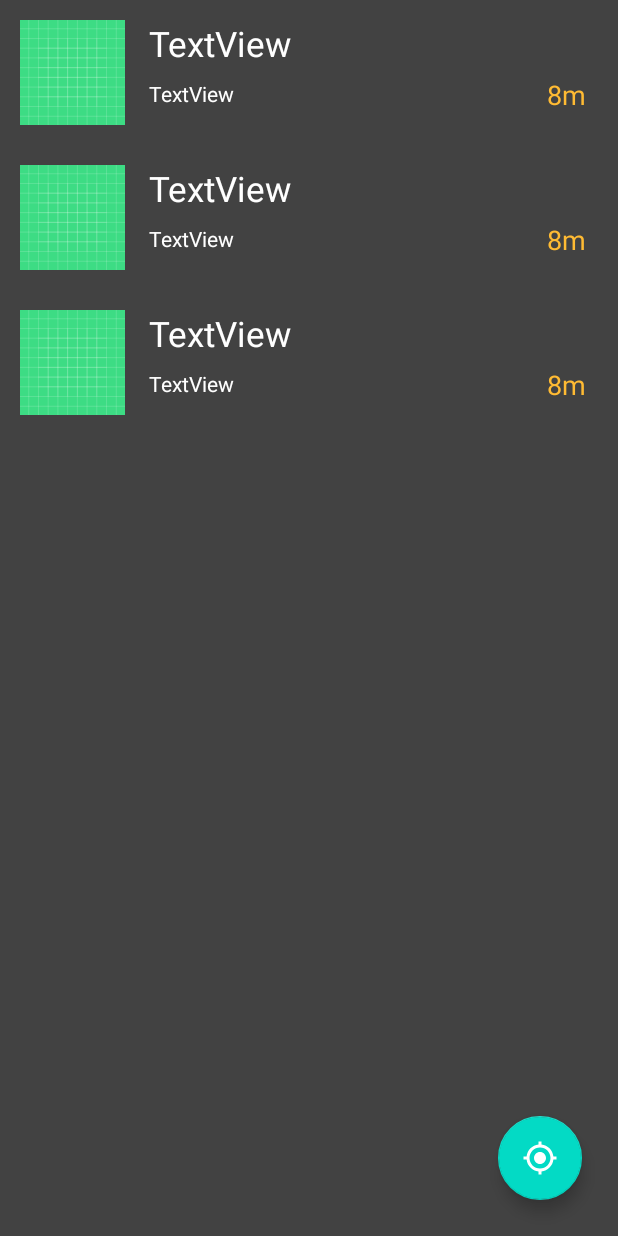
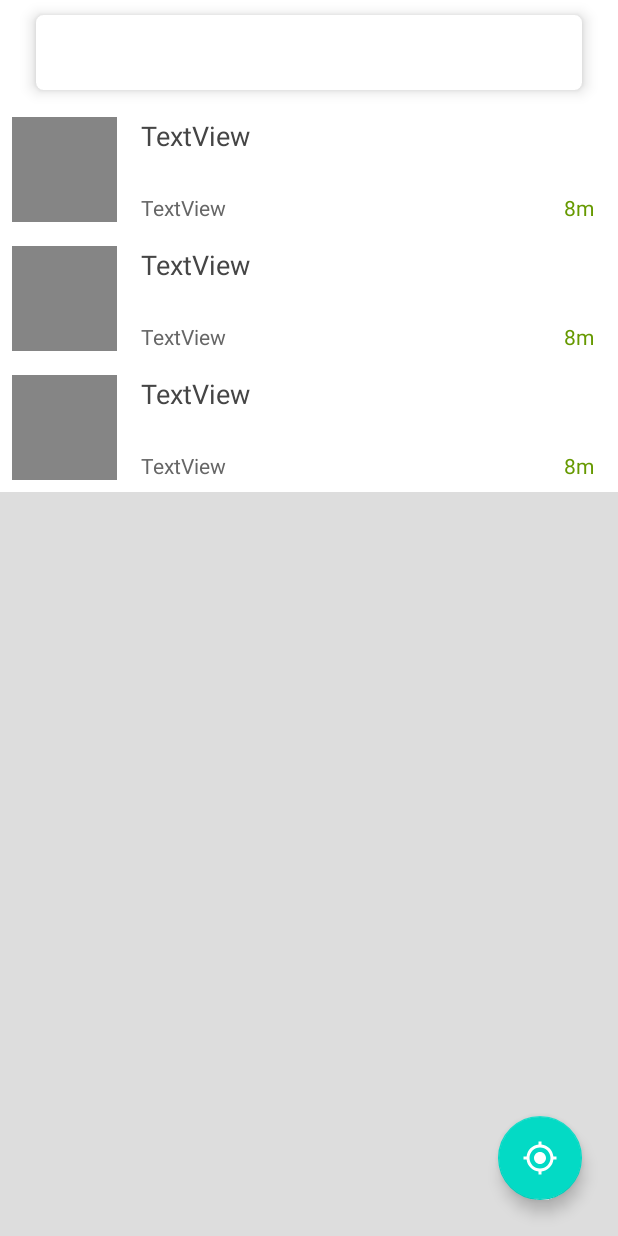
Before and after one commit to arash-jahani/AroudMe, an Android app: the layout fragment_venue_list.xml on its own in the app's theme, with its tools: preview values and no code run, on a phone screen of 412 x 824 dp. Run offline under Robolectric (Android 15) with nearby library versions, the phone set to English and light mode, and no system bars.

Commit message:
Updated VenueListFragmetn UI

```diff
--- a/app/src/main/java/ir/arashjahani/nearplaces/data/model/Venue.kt
+++ b/app/src/main/java/ir/arashjahani/nearplaces/data/model/Venue.kt
@@ -19,7 +19,7 @@ data class Venue(
     var venueId: String?=null,
     var hasPerk: Boolean? = null,
     var referralId: String? = null,
-    var name: String? = null,
+    var name: String = "",
 
     @Embedded(prefix = "Loc_")
     var location: Location? = null,
--- a/app/src/main/java/ir/arashjahani/nearplaces/ui/base/BaseFragment.kt
+++ b/app/src/main/java/ir/arashjahani/nearplaces/ui/base/BaseFragment.kt
@@ -20,9 +20,4 @@ open abstract class BaseFragment: Fragment()  {
 
     }
 
-    fun hideActionBar(){
-        (activity as AppCompatActivity).supportActionBar?.hide()
-    }
-
-
 }
--- a/app/src/main/java/ir/arashjahani/nearplaces/ui/venue/list/VenuesAdapter.kt
+++ b/app/src/main/java/ir/arashjahani/nearplaces/ui/venue/list/VenuesAdapter.kt
@@ -55,18 +55,18 @@ class VenuesAdapter() :
 
     class VenueViewHolder(itemView: View) : RecyclerView.ViewHolder(itemView) {
 
-        private var venue: Venue? = null
+        lateinit var venue: Venue
 
         fun bindData(venueWithCategoryItem: VenueWithCategoryItem) {
 
             venue = venueWithCategoryItem.venue
-            venue!!.categories = venueWithCategoryItem.categories
+            venue.categories = venueWithCategoryItem.categories
 
-            itemView.lbl_title.text = venue!!.name
+            itemView.lbl_title.text = venue.name.split("|").first()
 
-            itemView.lbl_distance.text = "${venue!!.location?.distance} m"
+            itemView.lbl_distance.text = "${venue.location?.distance} m"
 
-            venue!!.categories?.let {
+            venue.categories?.let {
 
                 if (it.isEmpty())
                     return@let
@@ -84,7 +84,7 @@ class VenuesAdapter() :
         fun setUpClickableView(clickListener: VenueAdapterItemClickListener) {
 
             itemView.setOnClickListener { view ->
-                venue?.let { clickListener.onVenueItemClick(it) }
+                 clickListener.onVenueItemClick(venue)
             }
 
         }
--- a/app/src/main/res/layout/fragment_venue_list.xml
+++ b/app/src/main/res/layout/fragment_venue_list.xml
@@ -1,31 +1,59 @@
 <?xml version="1.0" encoding="utf-8"?>
 <androidx.coordinatorlayout.widget.CoordinatorLayout xmlns:android="http://schemas.android.com/apk/res/android"
+    xmlns:app="http://schemas.android.com/apk/res-auto"
     xmlns:tools="http://schemas.android.com/tools"
     android:layout_width="match_parent"
     android:layout_height="match_parent"
-    xmlns:app="http://schemas.android.com/apk/res-auto"
-    android:orientation="vertical"
-    android:background="#424242"
-    >
+    android:orientation="vertical">
+
+    <com.google.android.material.appbar.AppBarLayout
+        android:layout_width="match_parent"
+        android:layout_height="wrap_content"
+        android:elevation="0dp"
+        app:elevation="0dp"
+        android:background="#ffffff">
+
+        <androidx.cardview.widget.CardView
+            android:layout_width="match_parent"
+            android:layout_height="50dp"
+            android:layout_marginLeft="24dp"
+            android:layout_marginTop="10dp"
+            android:layout_marginRight="24dp"
+            android:layout_marginBottom="10dp"
+            android:elevation="6dp"
+            app:cardCornerRadius="5dp"
+            app:cardElevation="6dp"
+            app:layout_collapseMode="pin"
+            app:layout_scrollFlags="scroll|enterAlways">
+
+            <TextView
+                android:layout_width="match_parent"
+                android:layout_height="wrap_content" />
+
+
+        </androidx.cardview.widget.CardView>
+
+    </com.google.android.material.appbar.AppBarLayout>
 
     <androidx.recyclerview.widget.RecyclerView
         android:id="@+id/rv_venues"
         android:layout_width="match_parent"
         android:layout_height="match_parent"
         app:layoutManager="androidx.recyclerview.widget.LinearLayoutManager"
+        app:layout_behavior="@string/appbar_scrolling_view_behavior"
         tools:listitem="@layout/item_venue"
-        />
+        android:background="#dddddd"/>
 
     <com.google.android.material.floatingactionbutton.FloatingActionButton
         android:id="@+id/fab_detect_location"
         android:layout_width="wrap_content"
         android:layout_height="wrap_content"
         android:layout_gravity="end|bottom"
+        android:layout_margin="24dp"
+        android:contentDescription="filter"
         android:src="@drawable/ic_my_location"
-        android:contentDescription="filter"
         android:tint="#ffffff"
         app:layout_anchor="@id/rv_venues"
-        app:layout_anchorGravity="bottom|right|end"
-        android:layout_margin="24dp" />
+        app:layout_anchorGravity="bottom|right|end" />
 
 </androidx.coordinatorlayout.widget.CoordinatorLayout>
--- a/app/src/main/res/layout/item_venue.xml
+++ b/app/src/main/res/layout/item_venue.xml
@@ -4,7 +4,8 @@
     xmlns:tools="http://schemas.android.com/tools"
     android:layout_width="match_parent"
     android:layout_height="wrap_content"
-    android:layout_margin="5dp">
+    android:background="#ffffff"
+    >
 
     <ImageView
         android:id="@+id/img_cat"
@@ -15,6 +16,7 @@
         android:layout_marginBottom="8dp"
         android:scaleType="fitXY"
         android:src="@drawable/ic_launcher_background"
+        android:tint="#858585"
         app:layout_constraintBottom_toBottomOf="parent"
         app:layout_constraintStart_toStartOf="parent"
         app:layout_constraintTop_toTopOf="parent" />
@@ -26,9 +28,10 @@
         android:layout_marginStart="16dp"
         android:layout_marginTop="8dp"
         android:layout_marginEnd="8dp"
+        android:maxLines="2"
         android:text="TextView"
-        android:textColor="@android:color/white"
-        android:textSize="23sp"
+        android:textColor="#454545"
+        android:textSize="18sp"
         app:layout_constraintEnd_toEndOf="parent"
         app:layout_constraintStart_toEndOf="@+id/img_cat"
         app:layout_constraintTop_toTopOf="parent" />
@@ -37,22 +40,26 @@
         android:id="@+id/lbl_category"
         android:layout_width="wrap_content"
         android:layout_height="wrap_content"
-        android:layout_marginTop="8dp"
+        android:layout_marginStart="16dp"
+        android:layout_marginEnd="8dp"
+        android:layout_marginBottom="8dp"
         android:text="TextView"
-        android:textColor="@android:color/white"
-        app:layout_constraintStart_toStartOf="@+id/lbl_title"
-        app:layout_constraintTop_toBottomOf="@+id/lbl_title" />
+        android:textColor="#666666"
+        android:textSize="14sp"
+        app:layout_constraintStart_toEndOf="@+id/img_cat"
+        app:layout_constraintBottom_toBottomOf="parent"
+        tools:layout_editor_absoluteX="94dp" />
 
     <TextView
         android:id="@+id/lbl_distance"
         android:layout_width="wrap_content"
         android:layout_height="wrap_content"
         android:layout_marginEnd="16dp"
-        android:layout_marginBottom="16dp"
+        android:layout_marginBottom="8dp"
         android:text="8m"
         android:textAlignment="center"
-        android:textColor="@android:color/holo_orange_light"
-        android:textSize="18sp"
+        android:textColor="@android:color/holo_green_dark"
+        android:textSize="14sp"
         app:layout_constraintBottom_toBottomOf="parent"
         app:layout_constraintEnd_toEndOf="parent" />
 
--- a/app/src/main/res/values/styles.xml
+++ b/app/src/main/res/values/styles.xml
@@ -1,8 +1,10 @@
 <resources>
 
     <!-- Base application theme. -->
-    <style name="AppTheme" parent="Theme.AppCompat.Light.DarkActionBar">
+    <style name="AppTheme" parent="@style/Theme.AppCompat.Light.NoActionBar">
         <!-- Customize your theme here. -->
+        <item name = "android:windowActionBar">false</item>
+        <item name = "android:windowNoTitle">true</item>
         <item name="colorPrimary">@color/colorPrimary</item>
         <item name="colorPrimaryDark">@color/colorPrimaryDark</item>
         <item name="colorAccent">@color/colorAccent</item>
```
